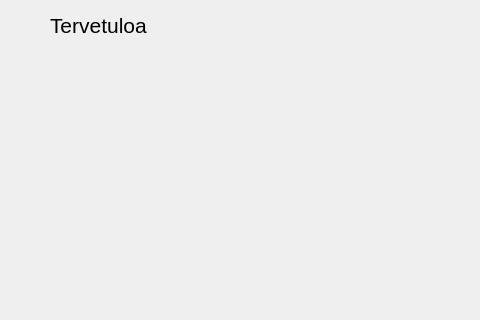
Old version of the form frontend/studentmenu.ui in the repository banksimul-2023-22spo/group_x; both pictures show x 0 to 480 and y 0 to 320 of the 729 by 556 pixel window.
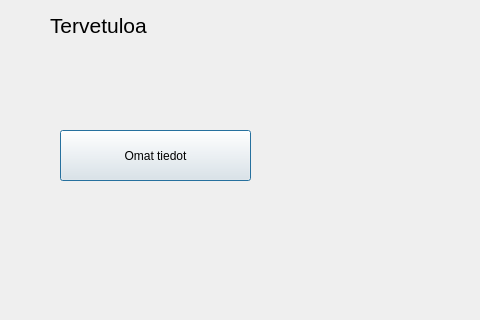
New version of the form.

Commit message: opiskelijat tiedot qt-sovellukseen toimii

Patch:
```diff
--- a/frontend/studentmenu.ui
+++ b/frontend/studentmenu.ui
@@ -34,6 +34,19 @@
     <string>Tervetuloa</string>
    </property>
   </widget>
+  <widget class="QPushButton" name="btnMyData">
+   <property name="geometry">
+    <rect>
+     <x>60</x>
+     <y>130</y>
+     <width>191</width>
+     <height>51</height>
+    </rect>
+   </property>
+   <property name="text">
+    <string>Omat tiedot</string>
+   </property>
+  </widget>
  </widget>
  <resources/>
  <connections/>
```
The commit also changes 15 other files.
